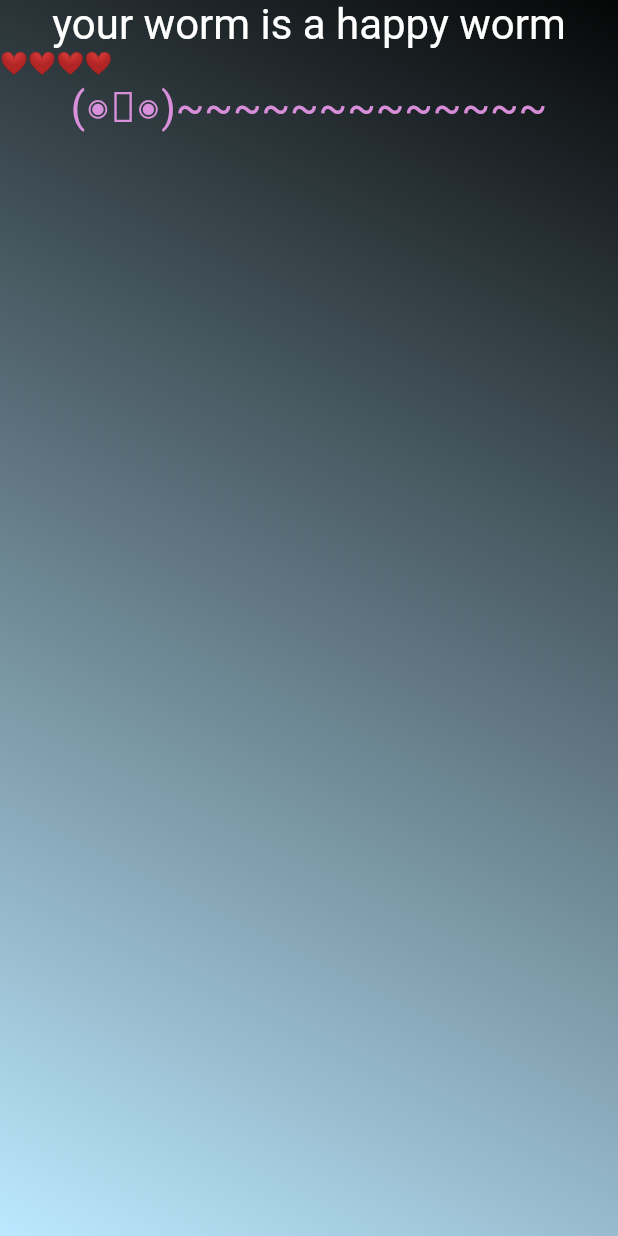
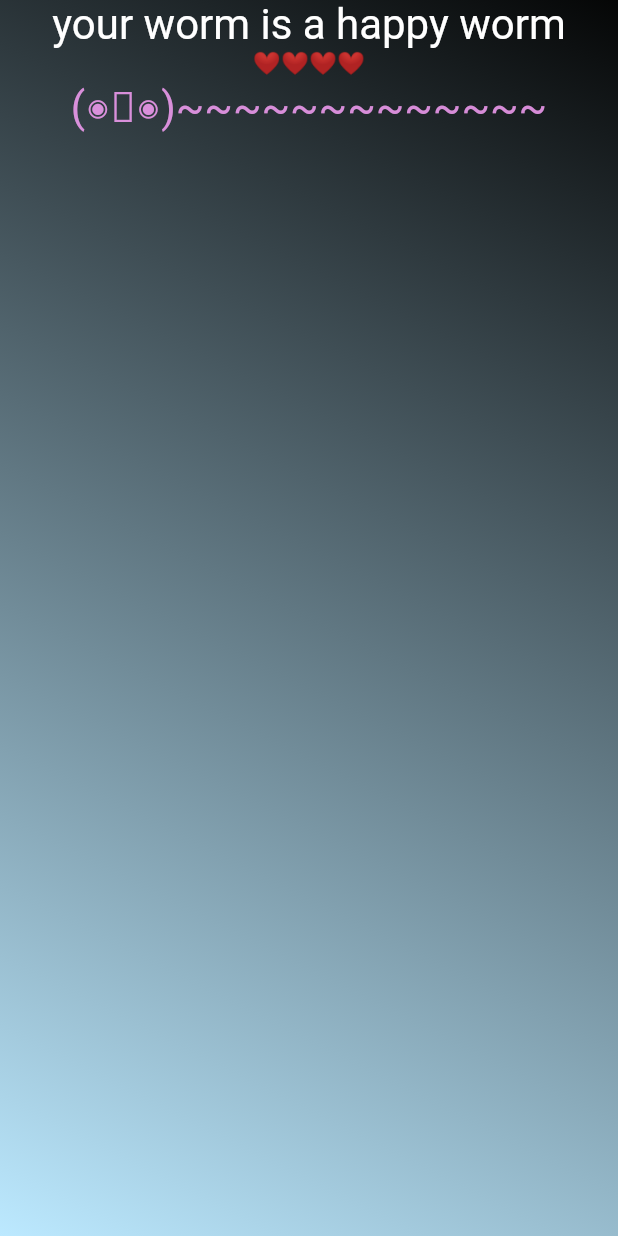
Before and after one commit to abbymachines/habit_vpet, a Flutter app: the screen it shows after launch, on a phone screen of 412 x 824 dp. Run offline on Flutter 3.47's test engine with Material 2 defaults, Android fonts, the phone set to English and light mode, and no system bars.

```diff
--- a/lib/heart_bar.dart
+++ b/lib/heart_bar.dart
@@ -6,11 +6,14 @@ class HeartBar extends StatelessWidget {
 
   @override
   Widget build(context) {
-    return const Row(children: <Widget>[
-      Heart(),
-      Heart(),
-      Heart(),
-      Heart(),
-    ]);
+    return const Row(
+      mainAxisAlignment: MainAxisAlignment.center,
+      children: <Widget>[
+        Heart(),
+        Heart(),
+        Heart(),
+        Heart(),
+      ],
+    );
   }
 }
```
